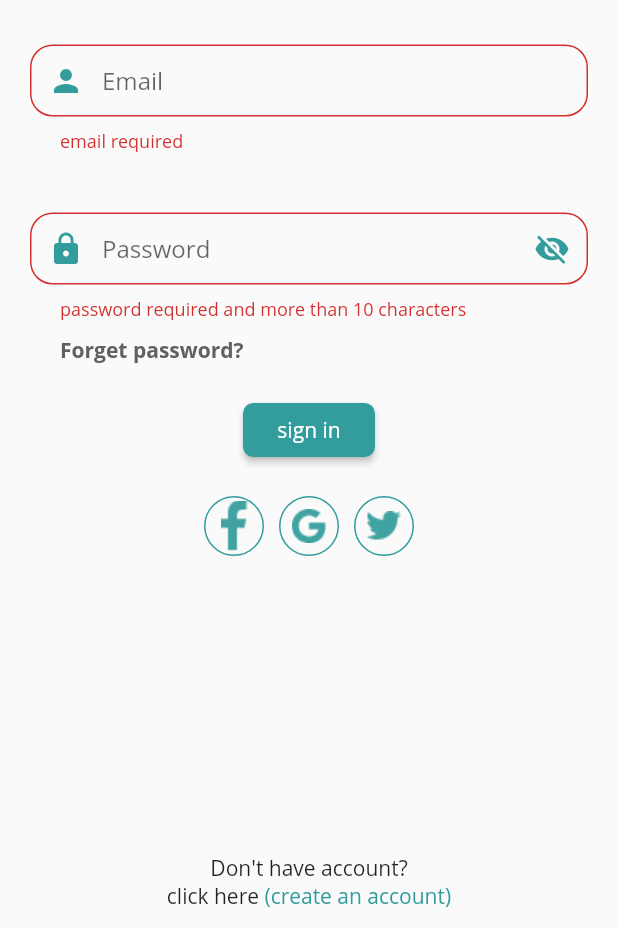
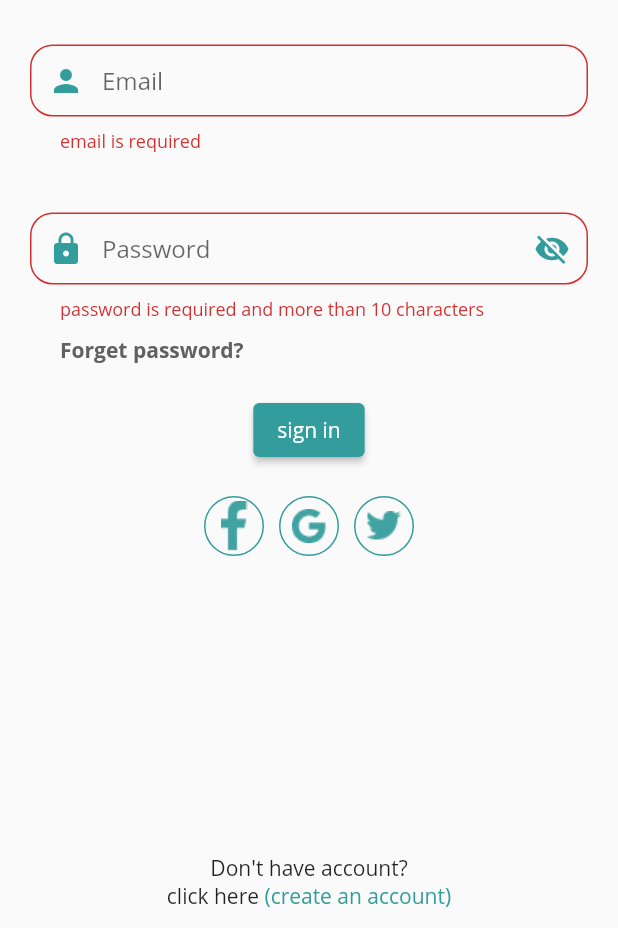
Before and after one commit to ahmeednasr/QueueyApp, a Flutter app: the LoginView screen opened directly, after a tap on "sign in", on a phone screen of 412 x 824 dp, the part 308-1236 px from its top. Run offline on Flutter 3.47's test engine with Material 2 defaults, Android fonts, the phone set to English and light mode, and no system bars; our stand-ins replace flutter_swiper.

Commit message:
su 18/4/2020 || nasr

```diff
--- a/lib/Nasr/Login/Login View.dart
+++ b/lib/Nasr/Login/Login View.dart
@@ -108,7 +108,7 @@ class _LoginViewState extends State<LoginView> {
                     validator: (value) {
                       if (value.toString().isEmpty ||
                           value.toString().length < 10) {
-                        return "email required";
+                        return "email is required";
                       } else {
                         return null;
                       }
@@ -131,7 +131,7 @@ class _LoginViewState extends State<LoginView> {
                     validator: (value) {
                       if (value.toString().isEmpty ||
                           value.toString().length < 10) {
-                        return "password required and more than 10 characters";
+                        return "password is required and more than 10 characters";
                       } else {
                         return null;
                       }
@@ -180,14 +180,15 @@ class _LoginViewState extends State<LoginView> {
             height: 20,
           ),
           Center(
-              child: RaisedButton(
+              child: ElevatedButton(
+            style: ElevatedButton.styleFrom(
+              primary: Theme.of(context).primaryColor, // background
+              onPrimary: Colors.black, // foreground
+            ),
             onPressed: () {
               _submitForm();
               print("$_email $_password");
             },
-            color: Theme.of(context).primaryColor,
-            shape:
-                RoundedRectangleBorder(borderRadius: BorderRadius.circular(7)),
             child: Text(
               'sign in',
               style: TextStyle(color: Colors.white),
--- a/lib/main.dart
+++ b/lib/main.dart
@@ -1,6 +1,6 @@
 import 'package:flutter/material.dart';
 import 'package:flutter/services.dart';
-import 'package:queuey/Nasr/Login/Login%20View.dart';
+import 'package:queuey/Nasr/13-Colleges.dart';
 
 void main() {
   WidgetsFlutterBinding.ensureInitialized();
@@ -20,7 +20,7 @@ class MyApp extends StatelessWidget {
         accentColor: Color(0xff40A3A3),
         fontFamily: 'OpenSans',
       ),
-      home: LoginView(),
+      home: Colleges(),
     );
   }
 }
```
Also changed, not shown: lib/Nasr/11-book Q now.dart (+9 -6 lines), lib/Nasr/13-Colleges.dart (+2 -5 lines), pubspec.lock.
